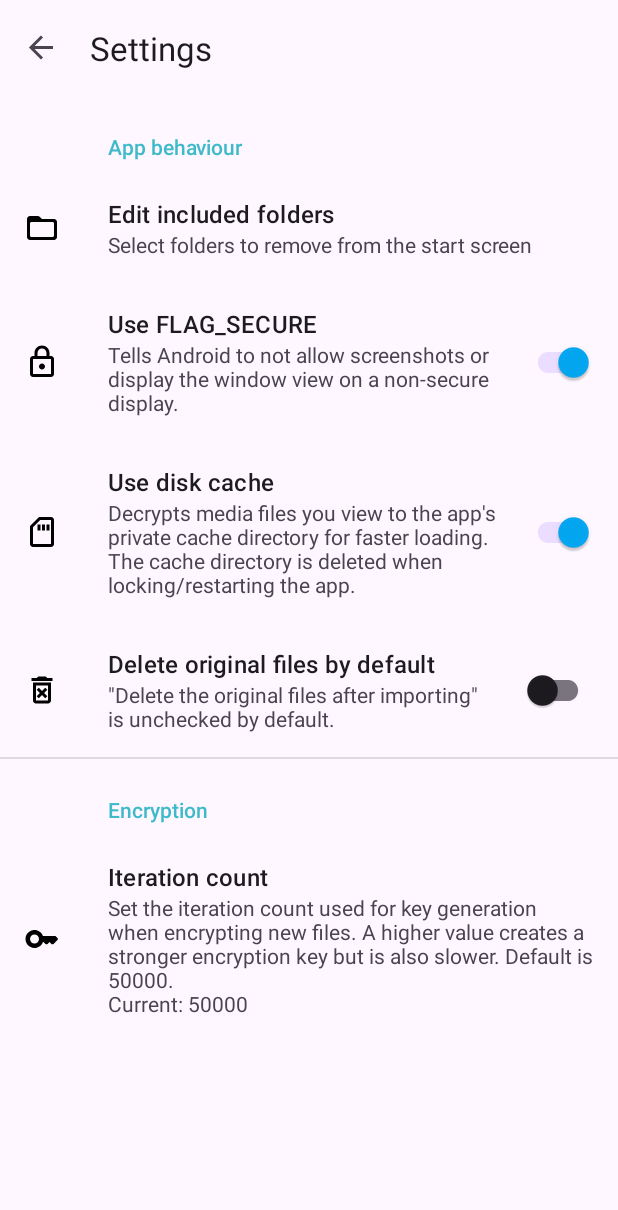
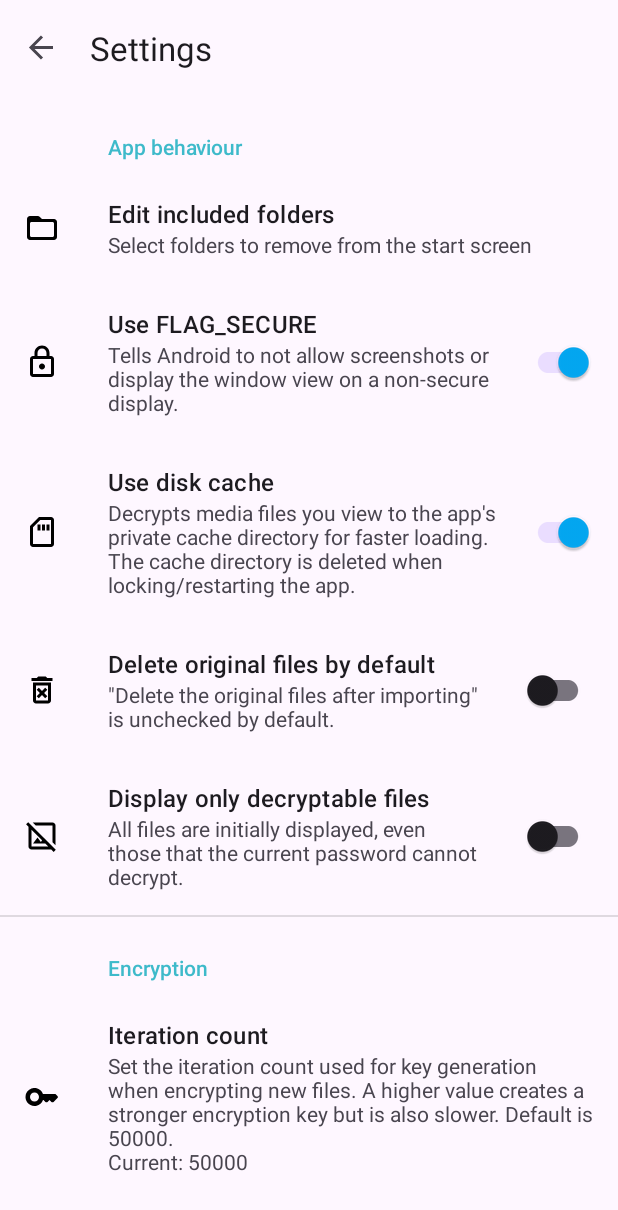
Before and after one commit to Arctosoft/Valv-Android, an Android app: the SettingsFragment screen opened through its navigation route, on a phone screen of 412 x 824 dp. Shown: the top 1210 px of the screen. Run offline under Robolectric (Android 15) with nearby library versions, the phone set to English and light mode, and no system bars; our stand-ins replace androidx.preference, navigation-ui.

Commit message:
Added setting to hide all unreadable files

```diff
--- a/app/src/main/java/se/arctosoft/vault/SettingsFragment.java
+++ b/app/src/main/java/se/arctosoft/vault/SettingsFragment.java
@@ -35,6 +35,7 @@ public class SettingsFragment extends PreferenceFragmentCompat implements MenuPr
         SwitchPreferenceCompat useDiskCache = findPreference(Settings.PREF_ENCRYPTION_USE_DISK_CACHE);
         SwitchPreferenceCompat secure = findPreference(Settings.PREF_APP_SECURE);
         SwitchPreferenceCompat deleteByDefault = findPreference(Settings.PREF_ENCRYPTION_DELETE_BY_DEFAULT);
+        SwitchPreferenceCompat showDecryptableOnly = findPreference(Settings.PREF_ENCRYPTION_DISPLAY_DECRYPTABLE_ONLY);
 
         FragmentActivity activity = requireActivity();
         Settings settings = Settings.getInstance(activity);
@@ -76,6 +77,11 @@ public class SettingsFragment extends PreferenceFragmentCompat implements MenuPr
             return true;
         });
 
+        showDecryptableOnly.setOnPreferenceChangeListener((preference, newValue) -> {
+            settings.setDisplayDecryptableFilesOnly((boolean) newValue);
+            return true;
+        });
+
         editFolders.setOnPreferenceClickListener(preference -> {
             Dialogs.showEditIncludedFolders(activity, settings, selectedToRemove -> {
                 settings.removeGalleryDirectories(selectedToRemove);
--- /dev/null
+++ b/app/src/main/res/drawable/outline_hide_image_24.xml
@@ -0,0 +1,16 @@
+<vector xmlns:android="http://schemas.android.com/apk/res/android"
+    android:width="24dp"
+    android:height="24dp"
+    android:tint="?toolbar_icon_tint"
+    android:viewportWidth="24"
+    android:viewportHeight="24">
+
+    <path
+        android:fillColor="?toolbar_icon_tint"
+        android:pathData="M19,5v11.17l2,2V5c0,-1.1 -0.9,-2 -2,-2H5.83l2,2H19z" />
+
+    <path
+        android:fillColor="?toolbar_icon_tint"
+        android:pathData="M2.81,2.81L1.39,4.22L3,5.83V19c0,1.1 0.9,2 2,2h13.17l1.61,1.61l1.41,-1.41L2.81,2.81zM5,19V7.83l7.07,7.07L11.25,16L9,13l-3,4h8.17l2,2H5z" />
+
+</vector>
--- a/app/src/main/res/layout/fragment_directory.xml
+++ b/app/src/main/res/layout/fragment_directory.xml
@@ -12,6 +12,7 @@
         android:layout_height="0dp"
         app:fastScrollAutoHide="true"
         app:fastScrollAutoHideDelay="800"
+        android:scrollbars="none"
         app:fastScrollPopupBackgroundSize="42dp"
         app:fastScrollPopupBgColor="?attr/colorPrimary"
         app:fastScrollPopupTextColor="?attr/colorOnPrimary"
--- a/app/src/main/res/values/strings.xml
+++ b/app/src/main/res/values/strings.xml
@@ -38,6 +38,9 @@
     <string name="settings_delete_by_default_title">Delete original files by default</string>
     <string name="settings_delete_by_default_summary_on">\"Delete the original files after importing\" is checked by default.</string>
     <string name="settings_delete_by_default_summary_off">\"Delete the original files after importing\" is unchecked by default.</string>
+    <string name="settings_display_decryptable_only_title">Display only decryptable files</string>
+    <string name="settings_display_decryptable_only_summary_on">Only files that the current password can decrypt are displayed. Note that this makes the app slower as it tries to read every file before displaying a folder.</string>
+    <string name="settings_display_decryptable_only_summary_off">All files are initially displayed, even those that the current password cannot decrypt.</string>
     <string name="settings_app">App behaviour</string>
     <string name="settings_secure_title">Use FLAG_SECURE</string>
     <string name="settings_secure_summary">Tells Android to not allow screenshots or display the window view on a non-secure display.</string>
--- a/app/src/main/res/xml/root_preferences.xml
+++ b/app/src/main/res/xml/root_preferences.xml
@@ -32,6 +32,14 @@
             app:summaryOn="@string/settings_delete_by_default_summary_on"
             app:title="@string/settings_delete_by_default_title" />
 
+        <SwitchPreferenceCompat
+            android:key="encryption_display_decryptable_only"
+            app:defaultValue="false"
+            app:icon="@drawable/outline_hide_image_24"
+            app:summaryOff="@string/settings_display_decryptable_only_summary_off"
+            app:summaryOn="@string/settings_display_decryptable_only_summary_on"
+            app:title="@string/settings_display_decryptable_only_title" />
+
     </PreferenceCategory>
 
     <PreferenceCategory app:title="@string/settings_encryption">
```
Also changed, not shown: app/src/main/java/se/arctosoft/vault/utils/FileStuff.java (+56 -3 lines), app/src/main/java/se/arctosoft/vault/utils/Settings.java (+9 -0 lines).
